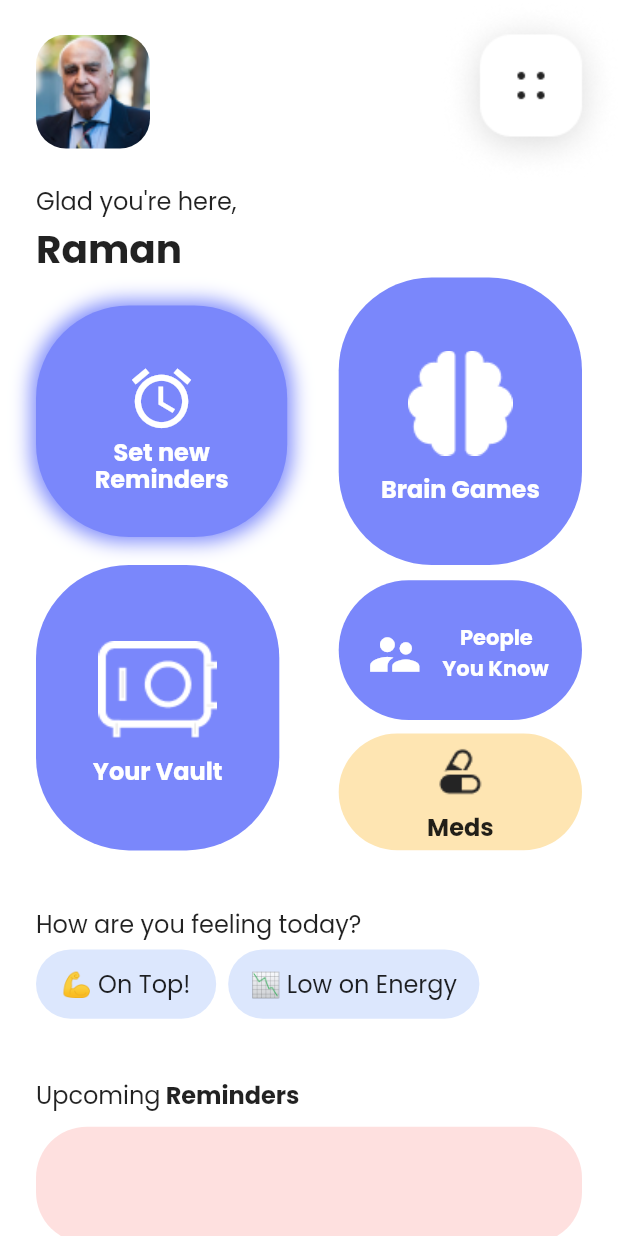
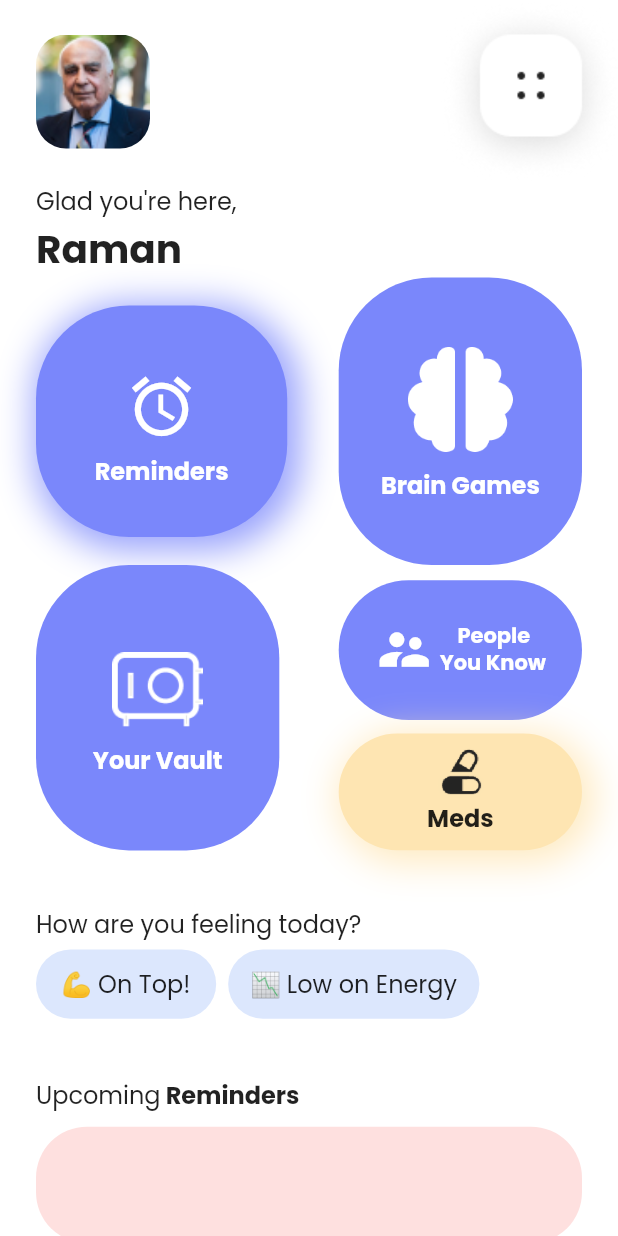
Before and after one commit to shivansh02/zuno, a Flutter app: the screen it shows after launch, on a phone screen of 412 x 824 dp. Run offline on Flutter 3.47's test engine with Material 2 defaults, Android fonts, the phone set to English and light mode, and no system bars; our stand-ins replace cloud_firestore, draggable_home, firebase_core, firebase_storage, flutter_speed_dial, image_picker and 3 more; missing offline and left inert: dart:ffi; accounts and stored records are empty.

Commit message:
fixed homepage

```diff
--- a/lib/game_main.dart
+++ b/lib/game_main.dart
@@ -13,13 +13,12 @@ const purple = Color.fromRGBO(122, 135, 251, 1);
 class GameApp extends StatelessWidget {
   const GameApp({super.key});
 
-  // This widget is the root of your application.
   @override
   Widget build(BuildContext context) {
-    return MaterialApp(
+    return const MaterialApp(
       title: 'MemoryGame',
       debugShowCheckedModeBanner: false,
-      home: const Game(),
+      home: Game(),
     );
   }
 }
@@ -65,10 +64,8 @@ class _GameState extends State<Game> {
     myPairs.shuffle();
 
     gridViewTiles = myPairs;
-    Future.delayed(const Duration(seconds: 5), () {
-// Here you can write your code
+    Future.delayed(const Duration(seconds: 3), () {
       setState(() {
-        // Here you can write your code for open new view
         questionPairs = getQuestionPairs();
         gridViewTiles = questionPairs;
         gridViewTiles.length = level;
@@ -151,7 +148,6 @@ class _GameState extends State<Game> {
                               const BorderRadius.all(Radius.circular(20))),
                       child: GridView(
                         shrinkWrap: true,
-                        //physics: ClampingScrollPhysics(),
                         scrollDirection: Axis.vertical,
                         gridDelegate: SliverGridDelegateWithFixedCrossAxisCount(
                             mainAxisSpacing: 0.0,
@@ -261,7 +257,6 @@ class _TileState extends State<Tile> {
             myPairs[widget.tileIndex].setIsSelected(true);
           });
           if (selectedTile != "") {
-            /// testing if the selected tiles are same
             if (selectedTile == myPairs[widget.tileIndex].getImageAssetPath()) {
               points = points + 100;
 
--- a/lib/main.dart
+++ b/lib/main.dart
@@ -30,7 +30,6 @@ class _MyAppState extends State<MyApp> {
 
   @override
   void initState() {
-    // getDocId();
     super.initState();
     _requestPermission();
     location.changeSettings(interval: 300, accuracy: loc.LocationAccuracy.high);
@@ -49,19 +48,6 @@ class _MyAppState extends State<MyApp> {
       home: const HomePage(),
     );
   }
-
-  // _getLocation() async {
-  //   try {
-  //     final loc.LocationData _locationResult = await location.getLocation();
-  //     await FirebaseFirestore.instance.collection('location').doc('user1').set({
-  //       'latitude': _locationResult.latitude,
-  //       'longitude': _locationResult.longitude,
-  //       'name': 'john'
-  //     }, SetOptions(merge: true));
-  //   } catch (e) {
-  //     print(e);
-  //   }
-  // }
 
   Future<void> _listenLocation() async {
     _locationSubscription = location.onLocationChanged.handleError((onError) {
@@ -213,9 +199,10 @@ class _HomePageState extends State<HomePage> {
                           color: const Color(0xFF7A87FB),
                           boxShadow: const [
                             BoxShadow(
-                                color: Color(0xFF7A87FB),
-                                spreadRadius: 3,
-                                blurRadius: 11)
+                                color: Color.fromARGB(200, 122, 135, 251),
+                                offset: Offset(4, 4),
+                                spreadRadius: 5,
+                                blurRadius: 20)
                           ]),
                       width: (screenWidth / 2.46),
                       height: (screenHeight / 5.34),
@@ -231,22 +218,18 @@ class _HomePageState extends State<HomePage> {
                             ),
                           ),
                           Padding(
-                            padding: EdgeInsets.only(top: 0),
+                            padding: EdgeInsets.only(bottom: 5),
+                          ),
+                          Padding(
+                            padding: EdgeInsets.only(top: 8.0),
                             child: Text(
-                              "Set new",
+                              "Reminders",
                               style: TextStyle(
+                                  height: 1,
                                   color: Colors.white,
                                   fontSize: 16,
                                   fontWeight: FontWeight.w600),
                             ),
-                          ),
-                          Text(
-                            "Reminders",
-                            style: TextStyle(
-                                height: 1,
-                                color: Colors.white,
-                                fontSize: 16,
-                                fontWeight: FontWeight.w600),
                           )
                         ],
                       ),
@@ -276,10 +259,15 @@ class _HomePageState extends State<HomePage> {
                         mainAxisAlignment: MainAxisAlignment.center,
                         children: [
                           Padding(
-                            padding: const EdgeInsets.only(top: 10, bottom: 10),
-                            child: Image.asset(
-                              'assets/Vector.png',
-                              color: Colors.white,
+                            padding: const EdgeInsets.only(top: 5, bottom: 10),
+                            child: Center(
+                              child: SizedBox(
+                                height: 70,
+                                child: Image.asset(
+                                  'assets/Vector.png',
+                                  color: Colors.white,
+                                ),
+                              ),
                             ),
                           ),
                           const Text(
@@ -327,7 +315,9 @@ class _HomePageState extends State<HomePage> {
                         children: [
                           Padding(
                             padding: const EdgeInsets.only(top: 10, bottom: 10),
-                            child: Image.asset('assets/vault.png'),
+                            child: SizedBox(
+                                height: 50,
+                                child: Image.asset('assets/vault.png')),
                           ),
                           const Text(
                             "Your Vault",
@@ -357,20 +347,17 @@ class _HomePageState extends State<HomePage> {
                           decoration: BoxDecoration(
                               borderRadius: BorderRadius.circular(62.0),
                               color: const Color(0xFF7A87FB),
-                              boxShadow: const [
-                                // BoxShadow(
-                                //     color: Color(0xFF7A87FB),
-                                //     spreadRadius: 3,
-                                //     blurRadius: 11)
-                              ]),
+                              boxShadow: const []),
                           width: (screenWidth / 2.54),
                           height: (screenHeight / 8.83),
                           child: Row(
+                            mainAxisAlignment: MainAxisAlignment.center,
+                            crossAxisAlignment: CrossAxisAlignment.center,
                             children: const [
                               Center(
                                 child: Padding(
                                   padding: EdgeInsets.only(
-                                      top: 30, bottom: 36, left: 17.67),
+                                      top: 0, bottom: 0, left: 0),
                                   child: Icon(
                                     Icons.supervisor_account,
                                     size: 39.33,
@@ -381,10 +368,12 @@ class _HomePageState extends State<HomePage> {
                               Center(
                                 child: Padding(
                                   padding: EdgeInsets.only(
-                                      top: 24.0, bottom: 19, left: 12.0),
+                                      top: 0.0, bottom: 0, left: 4.0),
                                   child: Text(
                                     "    People\nYou Know",
+                                    textAlign: TextAlign.left,
                                     style: TextStyle(
+                                        height: 1.3,
                                         color: Colors.white,
                                         fontSize: 14,
                                         fontWeight: FontWeight.w600),
@@ -410,16 +399,25 @@ class _HomePageState extends State<HomePage> {
                           decoration: BoxDecoration(
                               borderRadius: BorderRadius.circular(62.0),
                               color: const Color(0xFFFEE5B2),
-                              boxShadow: const []),
+                              boxShadow: const [
+                                BoxShadow(
+                                    color: Color.fromARGB(200, 254, 229, 178),
+                                    offset: Offset(4, 4),
+                                    spreadRadius: 5,
+                                    blurRadius: 20)
+                              ]),
                           width: (screenWidth / 2.54),
                           height: (screenHeight / 10.6),
                           child: Column(
-                            // crossAxisAlignment: CrossAxisAlignment.center,
+                            crossAxisAlignment: CrossAxisAlignment.center,
                             mainAxisAlignment: MainAxisAlignment.center,
                             children: [
                               Padding(
-                                padding: const EdgeInsets.only(top: 5),
-                                child: Image.asset('assets/pills.png'),
+                                padding:
+                                    const EdgeInsets.only(top: 0, bottom: 0),
+                                child: SizedBox(
+                                    height: 35,
+                                    child: Image.asset('assets/pills.png')),
                               ),
                               const Text(
                                 "Meds",
--- a/lib/upload_form.dart
+++ b/lib/upload_form.dart
@@ -121,7 +121,7 @@ class _ImageUploadsState extends State<ImageUploads> {
                   },
                   child: CircleAvatar(
                     radius: 55,
-                    backgroundColor: Colors.teal,
+                    backgroundColor: purple,
                     child: _photo != null
                         ? ClipRRect(
                             borderRadius: BorderRadius.circular(50),
@@ -214,7 +214,7 @@ class _ImageUploadsState extends State<ImageUploads> {
                       padding: const EdgeInsets.only(top: 30),
                       child: CircleAvatar(
                           radius: 30,
-                          backgroundColor: Colors.teal,
+                          backgroundColor: purple,
                           child: IconButton(
                             icon: const Icon(
                               Icons.done,
@@ -225,13 +225,12 @@ class _ImageUploadsState extends State<ImageUploads> {
                               if (formKey.currentState!.validate()) {
                                 ScaffoldMessenger.of(context).showSnackBar(
                                     const SnackBar(
-                                        content:
-                                            Text("User added successfully")));
+                                        content: Text("Uploading...")));
                                 Navigator.pushAndRemoveUntil(
                                     context,
                                     MaterialPageRoute(
                                         builder: (context) =>
-                                            const DraggableApp()), // this mainpage is your page to refresh
+                                            const DraggableApp()),
                                     (Route<dynamic> route) => false);
                               }
                             },
```
Also changed, not shown: assets/Vector.png, assets/pills.png.
